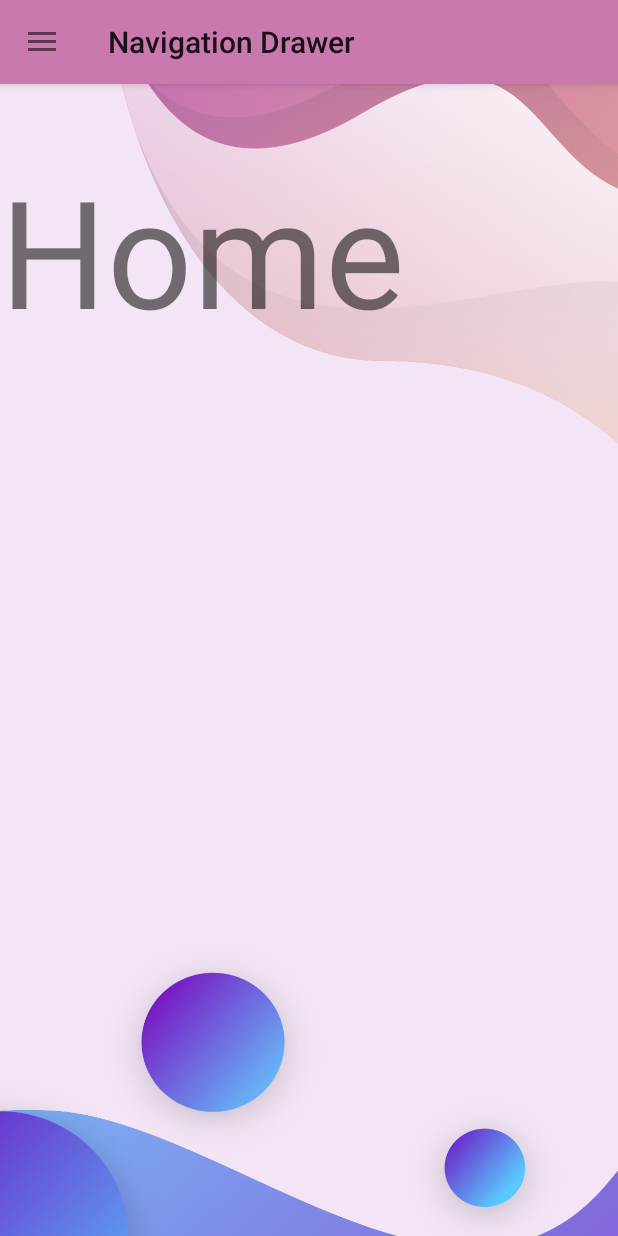
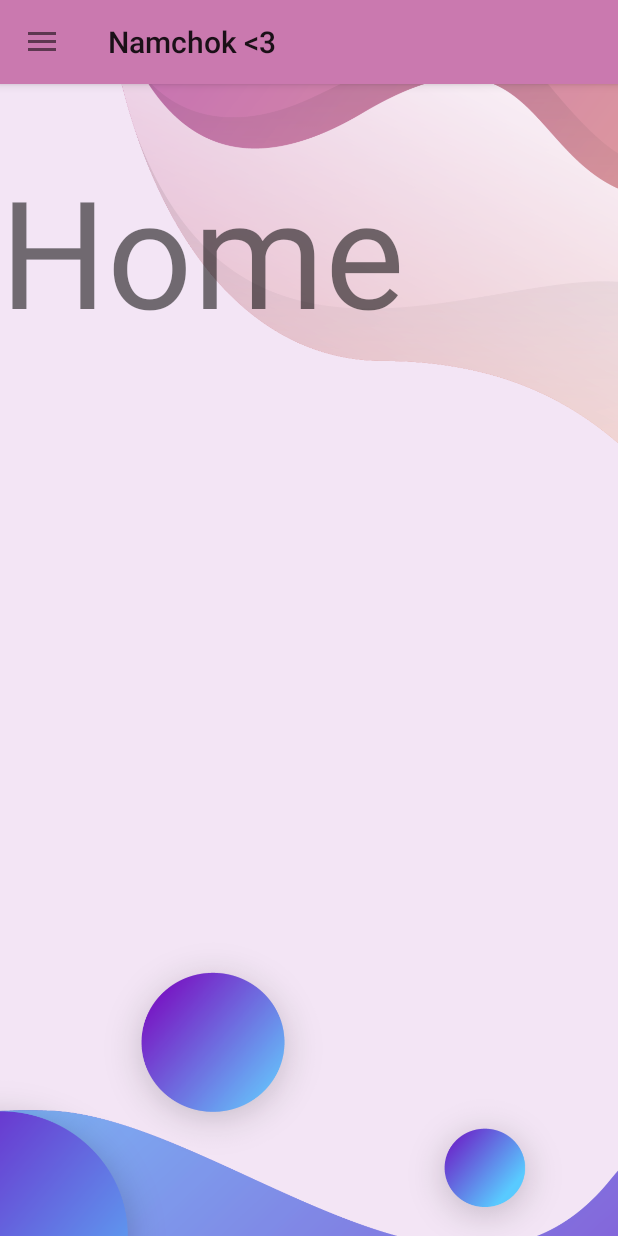
Before and after one commit to namchokGithub/android-studio, an Android app: the screen it shows after launch (Menu), on a phone screen of 412 x 824 dp. Run offline under Robolectric (Android 15) with nearby library versions, the phone set to English and light mode, and no system bars.

Commit message:
navigator success

```diff
--- a/SmartDevice/app/src/main/java/com/example/smartdevice/Menu.kt
+++ b/SmartDevice/app/src/main/java/com/example/smartdevice/Menu.kt
@@ -9,7 +9,7 @@ import androidx.core.view.GravityCompat
 import androidx.fragment.app.FragmentTransaction
 import com.google.android.material.navigation.NavigationView
 import kotlinx.android.synthetic.main.activity_menu.*
-import kotlinx.android.synthetic.main.app_bar_name.*
+import kotlinx.android.synthetic.main.app_bar_main.*
 
 class Menu : AppCompatActivity(), NavigationView.OnNavigationItemSelectedListener {
 
@@ -25,7 +25,7 @@ class Menu : AppCompatActivity(), NavigationView.OnNavigationItemSelectedListene
         setSupportActionBar(toolBar)
         val actionBar = supportActionBar
         if (actionBar != null) {
-            actionBar.title = "Navigation Drawer"
+            actionBar.title = "Namchok <3"
         }
 
         val open : Int = R.string.textOpen
--- a/SmartDevice/app/src/main/res/layout/activity_menu.xml
+++ b/SmartDevice/app/src/main/res/layout/activity_menu.xml
@@ -4,13 +4,13 @@
     android:layout_width="match_parent"
     android:layout_height="match_parent"
     xmlns:app="http://schemas.android.com/apk/res-auto"
-    tools:context=".MainActivity"
+    tools:context=".Menu"
     android:id="@+id/drawerLayout"
     android:fitsSystemWindows="true"
     android:background="@drawable/bg2">
 
     <include
-        layout="@layout/app_bar_name"
+        layout="@layout/app_bar_main"
         android:layout_width="match_parent"
         android:layout_height="match_parent" />
 
@@ -26,8 +26,4 @@
 
     </com.google.android.material.navigation.NavigationView>
 
-    <RelativeLayout
-        android:layout_width="match_parent"
-        android:layout_height="match_parent"/>
-
 </androidx.drawerlayout.widget.DrawerLayout>
--- a/SmartDevice/app/src/main/res/layout/app_bar_name.xml
+++ b/SmartDevice/app/src/main/res/layout/app_bar_main.xml
@@ -23,7 +23,6 @@
         android:layout_width="match_parent"
         android:layout_height="match_parent"
         android:id="@+id/frame_layout"
-        >
-    </FrameLayout>
+        />
 
 </androidx.coordinatorlayout.widget.CoordinatorLayout>
```
Also changed, not shown: SmartDevice/app/build.gradle (+5 -6 lines), 1 other file.
